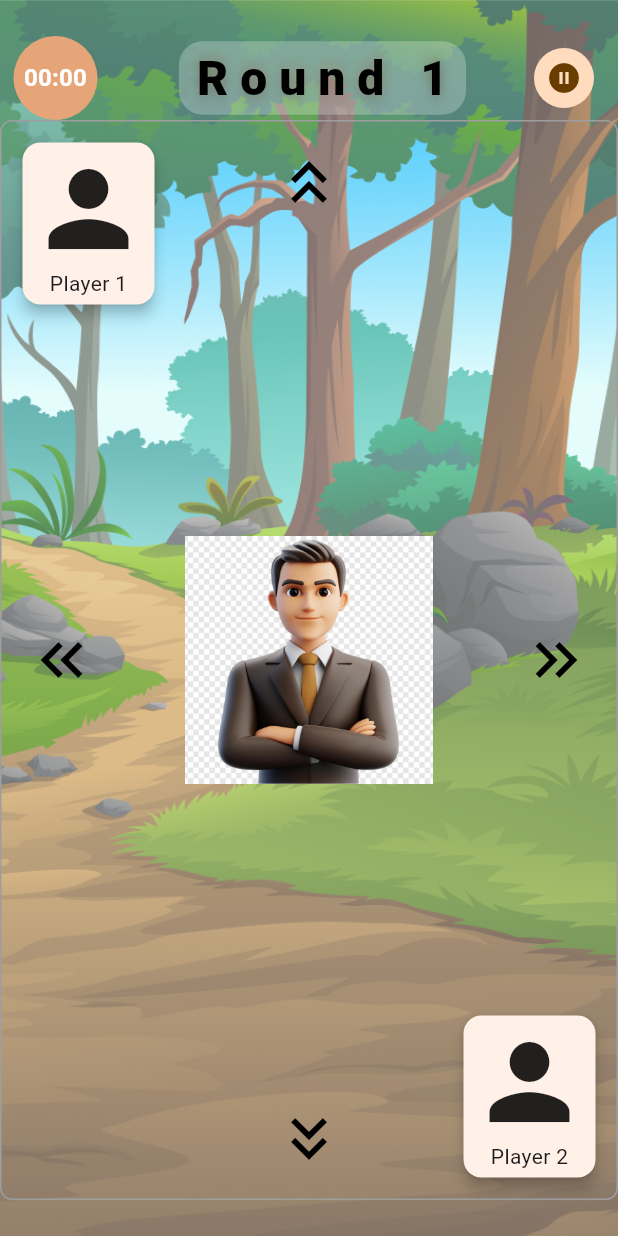
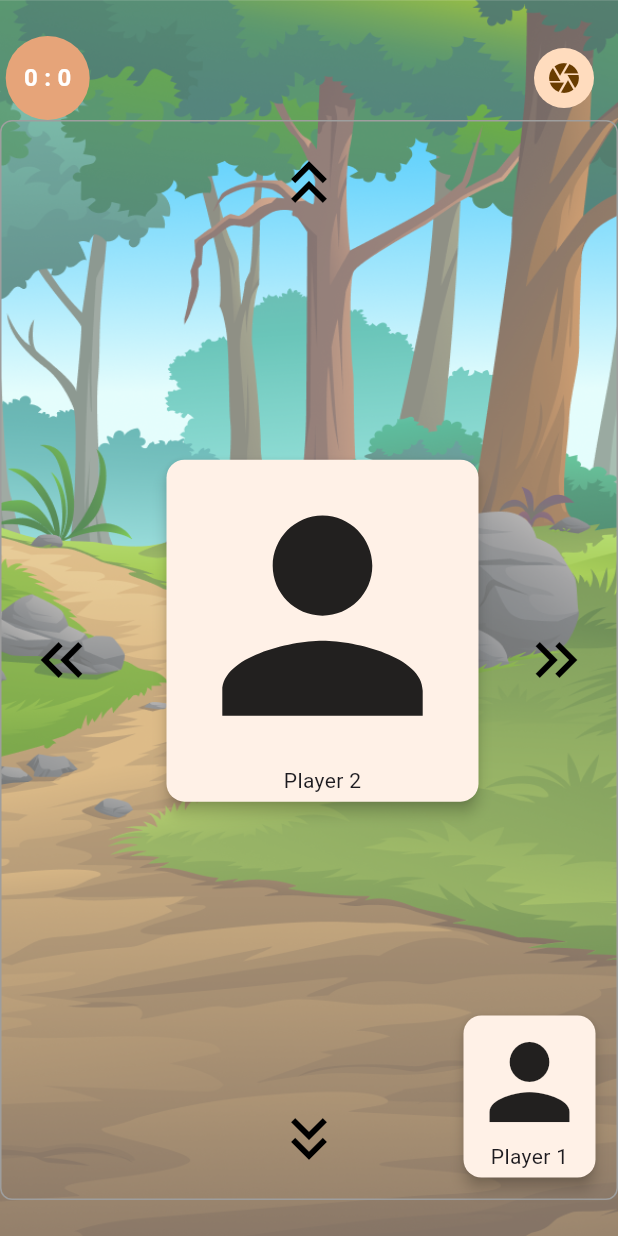
Before and after one commit to ANTONINEUTRON/shadow_boxing, a Flutter app: the GamePlayPage screen opened by its route, on a phone screen of 412 x 824 dp. Run offline on Flutter 3.47's test engine with Material 3 defaults, Android fonts, the light colour scheme and no system bars; our stand-ins replace auto_route, equatable, flutter_bloc, google_fonts; Roboto replaces fonts that are missing (Merienda).

Commit message:
This is coming good

```diff
--- /dev/null
+++ b/lib/data/enums/game_winner.dart
@@ -0,0 +1,7 @@
+
+enum GameWinner {
+  mainPlayerWon,
+  opponentWon,
+  draw,
+  none,
+}
--- /dev/null
+++ b/lib/data/enums/moves.dart
@@ -0,0 +1 @@
+enum Moves { top, left, bottom, right, none }
--- /dev/null
+++ b/lib/data/enums/player.dart
@@ -0,0 +1,4 @@
+enum Player {
+  mainPlayer,
+  otherPlayer,
+}
--- a/lib/features/game/cubits/game_state.dart
+++ b/lib/features/game/cubits/game_state.dart
@@ -1,52 +1,87 @@
 import 'package:equatable/equatable.dart';
 import 'package:shadow_boxing/data/enums/game_mode.dart';
+import 'package:shadow_boxing/data/enums/game_winner.dart';
+import 'package:shadow_boxing/data/enums/moves.dart';
+import 'package:shadow_boxing/data/enums/player.dart';
 
 enum GameStatus {
   initial,
-  // loading, // show processing sign
   loaded, // show game screen with starting prompt
-  playing, // user has clicked start button
-  paused, // user has clicked pause button
+  // playing, // user has clicked start button
+  playShown,
+  playShowing,
   completed, // user has completed the game
+  shownResult, // show user the result of the game
   error, // show user an error message
 }
 
 class GameState extends Equatable {
-  const GameState( {
+  const GameState({
     this.gameStatus = GameStatus.initial,
     this.gameMode,
-    this.isPlayerOneStarting = true,
-    this.rounds = 1,this.notice = "Round 1",
+    this.isMainPlayerStarting = true,
+    this.rounds = 1,
+    this.notice = "Round 1",
+    this.mainPlayerMoves = const {},
+    this.otherPlayerMoves = const {},
+    this.attackingPlayer = Player.mainPlayer,
+    this.mainPlayerScore = 0,
+    this.otherPlayerScore = 0,
+    this.gameWinner = GameWinner.none,
   });
 
   final GameMode? gameMode;
   final GameStatus gameStatus;
-  final bool isPlayerOneStarting;
+  final bool isMainPlayerStarting;
   final int rounds;
   final String notice;
+  final Player attackingPlayer;
+  final Set<Moves> mainPlayerMoves;
+  final Set<Moves> otherPlayerMoves;
+  final int mainPlayerScore;
+  final int otherPlayerScore;
+  final GameWinner gameWinner;
 
   @override
   List<Object?> get props => [
     gameMode,
     gameStatus,
-    isPlayerOneStarting,
+    isMainPlayerStarting,
     rounds,
     notice,
+    mainPlayerMoves,
+    otherPlayerMoves,
+    attackingPlayer,
+    mainPlayerScore,
+    otherPlayerScore,
+    gameWinner
   ];
 
   GameState copyWith({
     GameMode? gameMode,
     GameStatus? gameStatus,
-    bool? isPlayerOneStarting,
+    bool? isMainPlayerStarting,
     int? rounds,
     String? notice,
+    Set<Moves>? mainPlayerMoves,
+    Set<Moves>? otherPlayerMoves,
+    Player? attackingPlayer,
+    int? mainPlayerScore,
+    int? otherPlayerScore,
+    GameWinner? gameWinner
   }) {
     return GameState(
       gameMode: gameMode ?? this.gameMode,
       gameStatus: gameStatus ?? this.gameStatus,
-      isPlayerOneStarting: isPlayerOneStarting ?? this.isPlayerOneStarting,
+      isMainPlayerStarting: isMainPlayerStarting ?? this.isMainPlayerStarting,
       rounds: rounds ?? this.rounds,
       notice: notice ?? this.notice,
+      mainPlayerMoves: mainPlayerMoves ?? this.mainPlayerMoves,
+      otherPlayerMoves: otherPlayerMoves ?? this.otherPlayerMoves,
+      attackingPlayer: attackingPlayer ?? this.attackingPlayer,
+      mainPlayerScore: mainPlayerScore ?? this.mainPlayerScore,
+      otherPlayerScore: otherPlayerScore ?? this.otherPlayerScore,
+      gameWinner: gameWinner ?? this.gameWinner
     );
   }
 }
--- a/lib/features/game/dialogs/pause_dialog.dart
+++ b/lib/features/game/dialogs/pause_dialog.dart
@@ -1,5 +1,4 @@
 import 'package:flutter/material.dart';
-import 'package:flutter_bloc/flutter_bloc.dart';
 import 'package:shadow_boxing/shared/widgets/custom_button.dart';
 
 class PauseDialog extends StatelessWidget {
--- a/lib/features/game/page/game_play.dart
+++ b/lib/features/game/page/game_play.dart
@@ -43,7 +43,7 @@ class _GamePlayPageState extends State<GamePlayPage> {
               //
               //Timer
               GameTimer(),
-              TopNotice(),
+              // TopNotice(),
               //
               //
               // Pause button
@@ -57,7 +57,7 @@ class _GamePlayPageState extends State<GamePlayPage> {
                       builder: (context) => PauseDialog(),
                     );
                   },
-                  icon: const Icon(Icons.pause_circle_filled_outlined),
+                  icon: const Icon(Icons.camera),
                 ),
               ),
             ],
--- a/lib/features/game/widgets/game_timer.dart
+++ b/lib/features/game/widgets/game_timer.dart
@@ -1,5 +1,6 @@
 import 'package:flutter/material.dart';
 import 'package:flutter_bloc/flutter_bloc.dart';
+import 'package:shadow_boxing/features/game/cubits/game_cubit.dart';
 
 class GameTimer extends StatelessWidget {
   const GameTimer({super.key});
@@ -13,7 +14,7 @@ class GameTimer extends StatelessWidget {
 
   @override
   Widget build(BuildContext context) {
-    // Duration? durationLeft = context.watch<GameCubit>().state.timeLeft;
+    var gameState = context.watch<GameCubit>().state;
 
     return Container(
       decoration: BoxDecoration(
@@ -25,7 +26,8 @@ class GameTimer extends StatelessWidget {
         mainAxisSize: MainAxisSize.min,
         children: [
           Text(
-            _formatTime( Duration.zero),
+            // _formatTime( Duration.zero),
+            "${gameState.mainPlayerScore } : ${gameState.otherPlayerScore}",
             style: Theme.of(context).textTheme.titleMedium?.copyWith(
               fontWeight: FontWeight.bold,
               color: Theme.of(context).colorScheme.onSecondary,
--- a/lib/features/game/widgets/play_container.dart
+++ b/lib/features/game/widgets/play_container.dart
@@ -1,4 +1,11 @@
 import 'package:flutter/material.dart';
+import 'package:flutter_bloc/flutter_bloc.dart';
+import 'package:shadow_boxing/data/enums/game_winner.dart';
+import 'package:shadow_boxing/data/enums/moves.dart';
+import 'package:shadow_boxing/data/enums/player.dart';
+import 'package:shadow_boxing/features/game/cubits/game_cubit.dart';
+import 'package:shadow_boxing/features/game/dialogs/game_over_dialog.dart';
+import 'package:shadow_boxing/features/game/widgets/player_card.dart';
 import 'dart:math';
 
 import 'package:shadow_boxing/gen/assets.gen.dart';
@@ -17,92 +24,74 @@ class _PlayContainerState extends State<PlayContainer>
   Color leftArrowColor = Colors.black;
   Color rightArrowColor = Colors.black;
 
-  late final AnimationController _controller;
-  Matrix4? _transform;
-  final Random _random = Random();
+  // Player playerRound = Player.mainPlayer;
+
+  bool isAnimating = false;
+  late Size containerSize;
 
   @override
-  void initState() {
-    super.initState();
-    _controller = AnimationController(
-      duration: const Duration(milliseconds: 500),
-      vsync: this,
+  Widget build(BuildContext context) {
+    var gameCubit = context.watch<GameCubit>();
+    var gameState = gameCubit.state;
+    bool isMainPlayerRound = gameState.attackingPlayer == Player.mainPlayer;
+    var mainPlayerMoves = gameState.mainPlayerMoves;
+
+    // Listen if game has been won
+    if (gameState.gameWinner != GameWinner.none) {
+      WidgetsBinding.instance.addPostFrameCallback((duration) {
+        showDialog(
+          context: context,
+          barrierDismissible: false,
+          builder: (context) {
+            return GameOverDialog();
+          },
         );
-    _transform = Matrix4.identity();
-  }
-
-  @override
-  void dispose() {
-    _controller.dispose();
-    super.dispose();
-  }
-
-  void _getRandomTransform() {
-    List<Matrix4> transforms = [
-      Matrix4.identity()
-        ..setEntry(3, 2, 0.01)
-        ..rotateX(0.25), // Up
-      Matrix4.identity()
-        ..setEntry(3, 2, 0.01)
-        ..rotateY(0.25), // Right
-      Matrix4.identity()
-        ..setEntry(3, 2, 0.01)
-        ..rotateX(-0.25), // Down
-      Matrix4.identity()
-        ..setEntry(3, 2, 0.01)
-        ..rotateY(-0.25), // Left
-    ];
-    setState(() {
-      _transform = transforms[_random.nextInt(4)];
       });
     }
 
-  void _resetColors() {
-    Future.delayed(const Duration(milliseconds: 500), () {
-      setState(() {
-        topArrowColor = Colors.black;
-        bottomArrowColor = Colors.black;
-        leftArrowColor = Colors.black;
-        rightArrowColor = Colors.black;
-      });
-    });
-  }
+    return LayoutBuilder(
+      builder: (context, constraints) {
+        containerSize = Size(constraints.maxWidth, constraints.maxHeight);
+        final centerX = (containerSize.width - 200) / 2; // card width
+        final centerY = (containerSize.height - 100) / 2.8; // card height
 
-  @override
-  Widget build(BuildContext context) {
         return GestureDetector(
-      behavior: HitTestBehavior.translucent,
           onVerticalDragEnd: (details) {
             if (details.velocity.pixelsPerSecond.dy > 0) {
               // Swipe down
-          setState(() {
-            bottomArrowColor = Colors.red.shade800;
-            _getRandomTransform();
-          });
-          print("Swipe down");
-          // _resetColors();
+              if (!mainPlayerMoves.contains(Moves.bottom)) {
+                setState(() => bottomArrowColor = Colors.red);
+                gameCubit.recordMainPlayerMove(
+                  mainPlayerMoves: {...mainPlayerMoves, Moves.bottom},
+                );
+              }
             } else if (details.velocity.pixelsPerSecond.dy < 0) {
               // Swipe up
-          setState(() {
-            topArrowColor = Colors.red.shade800;
-            _getRandomTransform();
-          });
-          // _resetColors();
+              if (!mainPlayerMoves.contains(Moves.top)) {
+                setState(() => topArrowColor = Colors.red);
+                gameCubit.recordMainPlayerMove(
+                  mainPlayerMoves: {...mainPlayerMoves, Moves.top},
+                );
+              }
             }
           },
           onHorizontalDragEnd: (details) {
             if (details.velocity.pixelsPerSecond.dx > 0) {
               // Swipe right
-          setState(() {
-            rightArrowColor = Colors.red.shade800;
-          });
-          // _resetColors();
+              if (!mainPlayerMoves.contains(Moves.right)) {
+                setState(() => rightArrowColor = Colors.red);
+                gameCubit.recordMainPlayerMove(
+                  mainPlayerMoves: {...mainPlayerMoves, Moves.right},
+                );
+              }
             } else if (details.velocity.pixelsPerSecond.dx < 0) {
               // Swipe left
-          setState(() {
-            leftArrowColor = Colors.red.shade800;
-          });
-          // _resetColors();
+              if (!mainPlayerMoves.contains(Moves.left)) {
+                setState(() => leftArrowColor = Colors.red);
+                gameCubit.recordMainPlayerMove(
+                  mainPlayerMoves: {...mainPlayerMoves, Moves.left},
+                );
+              }
             }
           },
           child: Container(
@@ -112,43 +101,46 @@ class _PlayContainerState extends State<PlayContainer>
             ),
             child: Stack(
               children: [
-            // Player 1 Card - Top Left
-            Positioned(
-              top: 10,
-              left: 10,
-              child: Card(
-                elevation: 4,
-                child: PlayerCard(playerName: "Player 1"),
+                // Player 1 Card (Bottom Right)
+                AnimatedPositioned(
+                  duration: const Duration(milliseconds: 500),
+                  curve: Curves.easeInOut,
+                  bottom: !isMainPlayerRound ? centerY : 10,
+                  right: !isMainPlayerRound ? centerX : 10,
+                  child: AnimatedContainer(
+                    duration: const Duration(milliseconds: 300),
+                    transform: _getMatrixByMove(
+                      isCentered: !isMainPlayerRound,
+                      moves:
+                          mainPlayerMoves.isEmpty
+                              ? Moves.none
+                              : mainPlayerMoves.last,
+                    ),
+                    child: PlayerCard(
+                      playerName: "Player 1",
+                      isCentered: !isMainPlayerRound,
+                    ),
                   ),
                 ),
 
-            // Player 2 Card - Bottom Right
-            Positioned(
-              bottom: 10,
-              right: 10,
-              child: Card(
-                elevation: 4,
-                child: PlayerCard(playerName: "Player 2"),
+                // Player 2 Card (Top Left)
+                AnimatedPositioned(
+                  duration: const Duration(milliseconds: 500),
+                  curve: Curves.easeInOut,
+                  top: isMainPlayerRound ? centerY : 10,
+                  left: isMainPlayerRound ? centerX : 10,
+                  child: AnimatedContainer(
+                    duration: const Duration(milliseconds: 300),
+                    transform: _getMatrixByMove(
+                      isCentered: isMainPlayerRound,
+                      moves:
+                          gameState.otherPlayerMoves.isEmpty
+                              ? Moves.none
+                              : gameState.otherPlayerMoves.last,
                     ),
-            ),
-
-            // Center Circle with Transform
-            Center(
-              child: Transform(
-                // duration: const Duration(milliseconds: 500),
-                transform: _transform!,
-                alignment: FractionalOffset.center,
-                child: Container(
-                  width: MediaQuery.of(context).size.width * 0.4,
-                  height: MediaQuery.of(context).size.height * 0.5,
-                  decoration: BoxDecoration(
-                    shape: BoxShape.circle,
-                    color: Colors.transparent,
-                  ),
-                  child: Assets.images.person.image(
-                    height: MediaQuery.of(context).size.height * 0.4,
-                    width: MediaQuery.of(context).size.width * 0.5,
-                  ),
+                    child: PlayerCard(
+                      playerName: "Player 2",
+                      isCentered: isMainPlayerRound,
                     ),
                   ),
                 ),
@@ -212,25 +204,32 @@ class _PlayContainerState extends State<PlayContainer>
             ),
           ),
         );
+      },
+    );
+  }
+
+  Matrix4? _getMatrixByMove({required bool isCentered, required Moves moves}) {
+    if (!isCentered) return null;
+
+    switch (moves) {
+      case Moves.right:
+        return Matrix4.identity()
+          ..setEntry(3, 2, 0.01)
+          ..rotateY(-0.25); // Left
+      case Moves.left:
+        return Matrix4.identity()
+          ..setEntry(3, 2, 0.01)
+          ..rotateY(0.25); // Right
+      case Moves.bottom:
+        return Matrix4.identity()
+          ..setEntry(3, 2, 0.01)
+          ..rotateX(0.25); // Up
+      case Moves.top:
+        return Matrix4.identity()
+          ..setEntry(3, 2, 0.01)
+          ..rotateX(-0.25); // Down
+      default:
+        return Matrix4.identity();
     }
   }
-
-class PlayerCard extends StatelessWidget {
-  const PlayerCard({super.key, required this.playerName});
-
-  final String playerName;
-
-  @override
-  Widget build(BuildContext context) {
-    return Container(
-      padding: const EdgeInsets.all(4),
-      child: Column(
-        children: [
-          Icon(Icons.person, size: 80),
-          SizedBox(width: 8),
-          Text(playerName),
-        ],
-      ),
-    );
 }
-}
--- /dev/null
+++ b/lib/features/game/widgets/player_card.dart
@@ -0,0 +1,46 @@
+import 'package:flutter/material.dart';
+import 'package:shadow_boxing/data/enums/moves.dart';
+
+class PlayerCard extends StatelessWidget {
+  const PlayerCard({
+    super.key,
+    required this.playerName,
+    required this.isCentered,
+    // required this.matrix4,
+  });
+
+  final String playerName;
+  final bool isCentered;
+  // final Matrix4? matrix4;
+
+  @override
+  Widget build(BuildContext context) {
+    //  Transform(
+      // transform: matrix4 ?? Matrix4.identity(),
+      // child:
+     return Card(
+        elevation: 4,
+        child: Container(
+          padding: const EdgeInsets.all(4),
+          child: Column(
+            children: [
+              Icon(Icons.person, size: isCentered ? 200 : 80),
+              SizedBox(width: 8),
+              Text(playerName),
+            ],
+          ),
+      //   ),
+      ),
+    );
+  }
+
+}
+
+
+// void _getRandomTransform() {
+//     List<Matrix4> transforms = [
+
+//     ];
+//     setState(() {
+//       _transform = transforms[_random.nextInt(4)];
+//     });
--- a/lib/features/home/dialogs/playtype_dialog.dart
+++ b/lib/features/home/dialogs/playtype_dialog.dart
@@ -22,7 +22,7 @@ class PlayTypeDialog extends StatelessWidget {
           mainAxisAlignment: MainAxisAlignment.center,
           children: [
             CustomButton(
-              text: "Single Player",
+              text: "Instant Play",
               onTap: () => onGameModeSelected(GameMode.single),
             ),
 
--- a/lib/gen/assets.gen.dart
+++ b/lib/gen/assets.gen.dart
@@ -22,8 +22,12 @@ class $AssetsImagesGen {
   /// File path: assets/images/person.jpg
   AssetGenImage get person => const AssetGenImage('assets/images/person.jpg');
 
+  /// File path: assets/images/winner_trophy.png
+  AssetGenImage get winnerTrophy =>
+      const AssetGenImage('assets/images/winner_trophy.png');
+
   /// List of all assets
-  List<AssetGenImage> get values => [buttonBg, pageBg, person];
+  List<AssetGenImage> get values => [buttonBg, pageBg, person, winnerTrophy];
 }
 
 class $AssetsLogoGen {
```
Also changed, not shown: lib/features/game/cubits/game_cubit.dart (+121 -2 lines), lib/features/game/dialogs/game_over_dialog.dart (added, +84 -0 lines), lib/features/game/page/game_config_page.dart (+4 -4 lines), assets/images/winner_trophy.png (added). Lines whose indentation alone changed are shown as unchanged.
